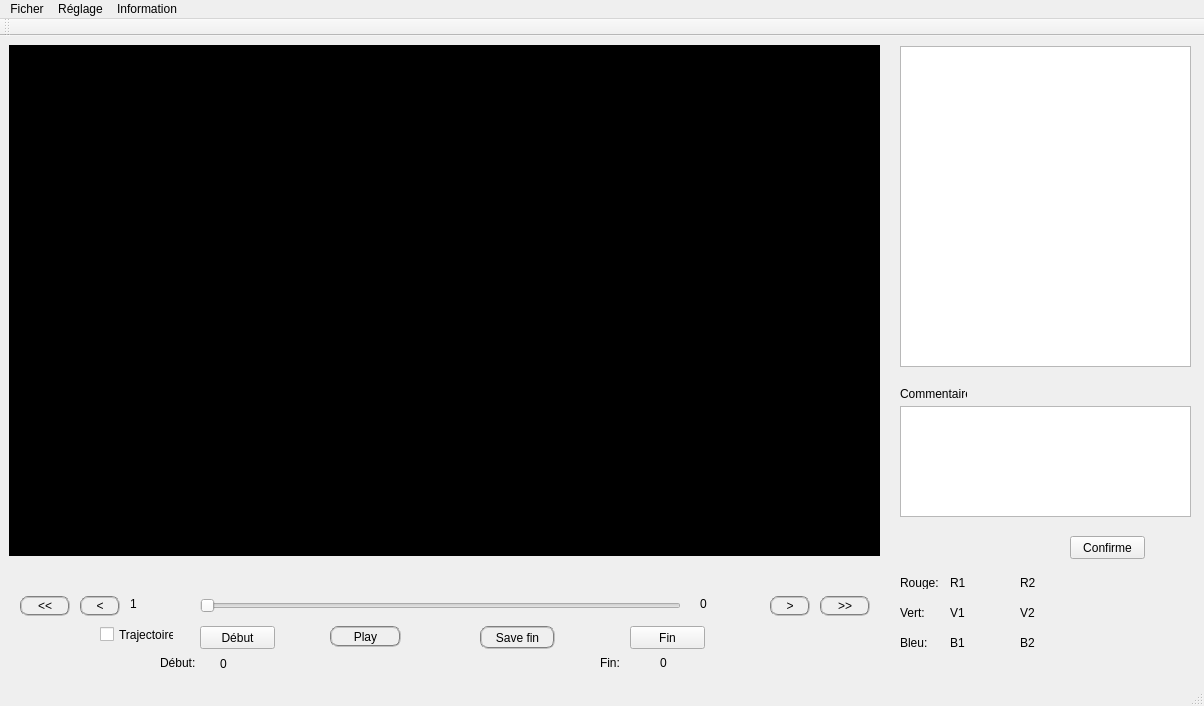
bigflower123/PFE, file decter/mainwindow.ui: the form before one commit.
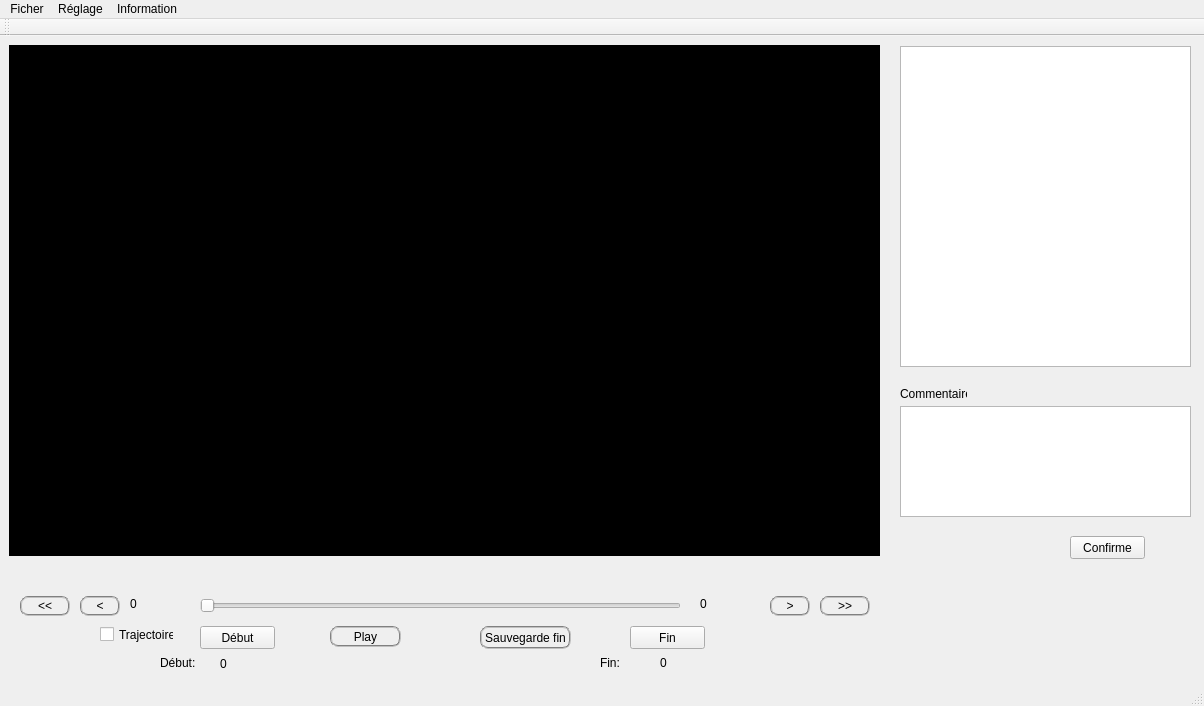
The form after the commit. Custom widgets are drawn as their Qt base class.

```diff
--- a/decter/mainwindow.ui
+++ b/decter/mainwindow.ui
@@ -81,7 +81,7 @@
      </rect>
     </property>
     <property name="text">
-     <string>1</string>
+     <string>0</string>
     </property>
    </widget>
    <widget class="QLabel" name="totalLable">
@@ -236,123 +236,6 @@
      <string>Confirme</string>
     </property>
    </widget>
-   <widget class="QLabel" name="label">
-    <property name="geometry">
-     <rect>
-      <x>900</x>
-      <y>540</y>
-      <width>46</width>
-      <height>13</height>
-     </rect>
-    </property>
-    <property name="text">
-     <string>Rouge:</string>
-    </property>
-   </widget>
-   <widget class="QLabel" name="label_2">
-    <property name="geometry">
-     <rect>
-      <x>900</x>
-      <y>570</y>
-      <width>46</width>
-      <height>13</height>
-     </rect>
-    </property>
-    <property name="text">
-     <string>Vert:</string>
-    </property>
-   </widget>
-   <widget class="QLabel" name="label_3">
-    <property name="geometry">
-     <rect>
-      <x>900</x>
-      <y>600</y>
-      <width>46</width>
-      <height>13</height>
-     </rect>
-    </property>
-    <property name="text">
-     <string>Bleu:</string>
-    </property>
-   </widget>
-   <widget class="QLabel" name="R1label">
-    <property name="geometry">
-     <rect>
-      <x>950</x>
-      <y>540</y>
-      <width>46</width>
-      <height>13</height>
-     </rect>
-    </property>
-    <property name="text">
-     <string>R1</string>
-    </property>
-   </widget>
-   <widget class="QLabel" name="R2label">
-    <property name="geometry">
-     <rect>
-      <x>1020</x>
-      <y>540</y>
-      <width>46</width>
-      <height>13</height>
-     </rect>
-    </property>
-    <property name="text">
-     <string>R2</string>
-    </property>
-   </widget>
-   <widget class="QLabel" name="V1label">
-    <property name="geometry">
-     <rect>
-      <x>950</x>
-      <y>570</y>
-      <width>46</width>
-      <height>13</height>
-     </rect>
-    </property>
-    <property name="text">
-     <string>V1</string>
-    </property>
-   </widget>
-   <widget class="QLabel" name="V2label">
-    <property name="geometry">
-     <rect>
-      <x>1020</x>
-      <y>570</y>
-      <width>46</width>
-      <height>13</height>
-     </rect>
-    </property>
-    <property name="text">
-     <string>V2</string>
-    </property>
-   </widget>
-   <widget class="QLabel" name="B1label">
-    <property name="geometry">
-     <rect>
-      <x>950</x>
-      <y>600</y>
-      <width>46</width>
-      <height>13</height>
-     </rect>
-    </property>
-    <property name="text">
-     <string>B1</string>
-    </property>
-   </widget>
-   <widget class="QLabel" name="B2label">
-    <property name="geometry">
-     <rect>
-      <x>1020</x>
-      <y>600</y>
-      <width>46</width>
-      <height>13</height>
-     </rect>
-    </property>
-    <property name="text">
-     <string>B2</string>
-    </property>
-   </widget>
    <widget class="QListWidget" name="listWidget">
     <property name="geometry">
      <rect>
@@ -423,7 +306,7 @@
      <rect>
       <x>480</x>
       <y>590</y>
-      <width>75</width>
+      <width>91</width>
       <height>23</height>
      </rect>
     </property>
@@ -431,7 +314,7 @@
      <string notr="true">width:15px;height:15px;border-radius:7.5px;border:2px groove gray;</string>
     </property>
     <property name="text">
-     <string>Save fin</string>
+     <string>Sauvegarde fin</string>
     </property>
    </widget>
   </widget>
```
